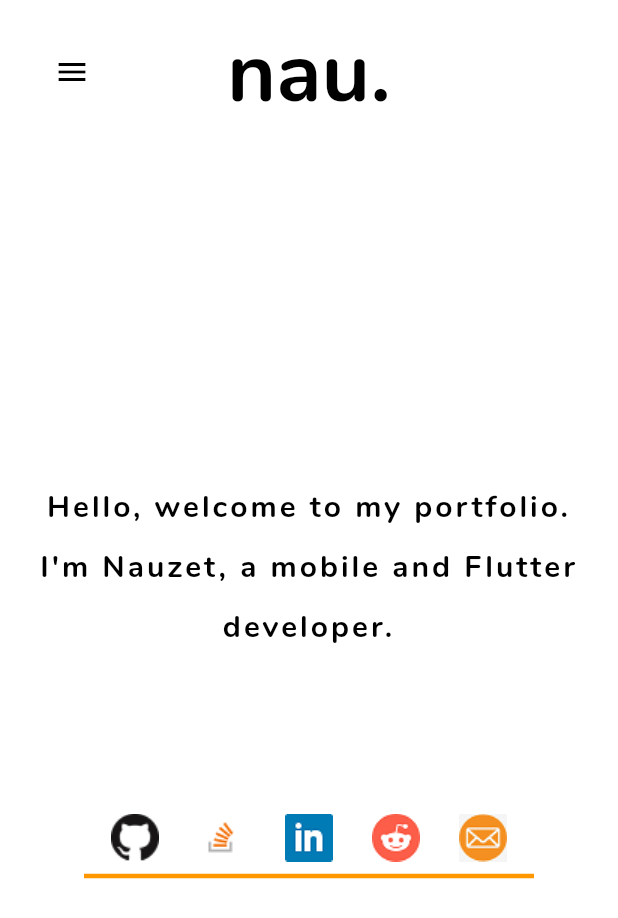
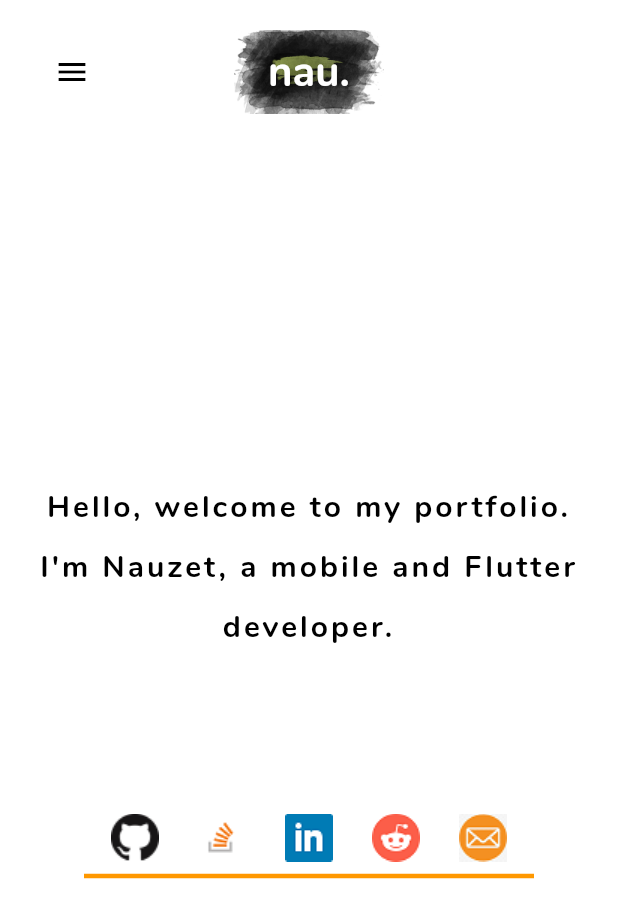
Before and after one commit to NauzetAduen/flutter_portfolio, a Flutter app: the screen it shows after launch, on a phone screen of 412 x 824 dp. Shown: the top 918 px of the screen. Run offline on Flutter 3.47's test engine with Material 2 defaults, Android fonts, the phone set to English and light mode, and no system bars; our stand-ins replace animated_text_kit, responsive_builder, timeline_tile; missing offline and left inert: dart:js.

Commit message:
ADD logo image stack

```diff
--- a/lib/style/theme.dart
+++ b/lib/style/theme.dart
@@ -61,8 +61,9 @@ final TextTheme texttheme = TextTheme(
       //nau title
       fontWeight: FontWeight.bold,
       fontFamily: 'Nunito',
-      fontSize: 56,
-      color: Colors.black,
+      fontSize: 28,
+      color: Colors.white,
+      // letterSpacing: 3,
     ),
     subtitle2: TextStyle(
       //expItemTimeLineDeskTitle
--- a/lib/widgets/navigation_bar/navbar_logo.dart
+++ b/lib/widgets/navigation_bar/navbar_logo.dart
@@ -3,9 +3,19 @@ import 'package:flutter/material.dart';
 class NavBarLogo extends StatelessWidget {
   @override
   Widget build(BuildContext context) {
-    return Text(
-      'nau.',
-      style: Theme.of(context).textTheme.subtitle1,
+    return Stack(
+      alignment: AlignmentDirectional.center,
+      children: [
+        Container(
+          width: 100,
+          height: 100,
+          child: Image.asset("assets/images/logos/logo.png"),
+        ),
+        Text(
+          'nau.',
+          style: Theme.of(context).textTheme.subtitle1,
+        ),
+      ],
     );
   }
 }
```
Also changed, not shown: assets/images/logos/logo.png (added).
